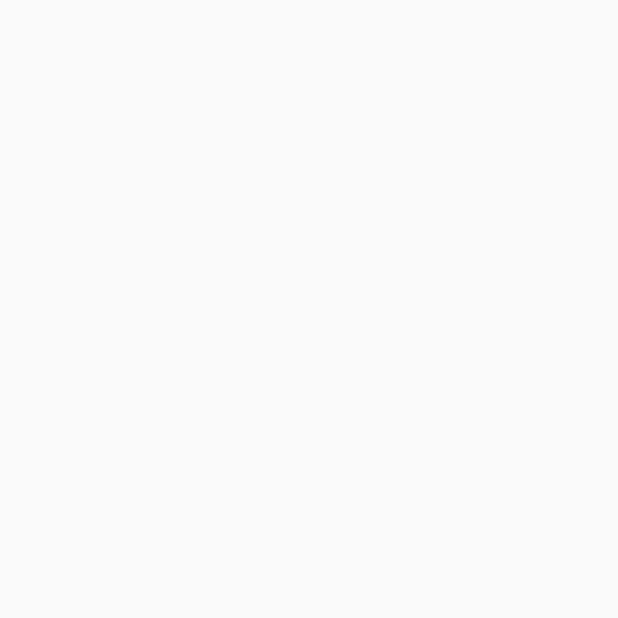
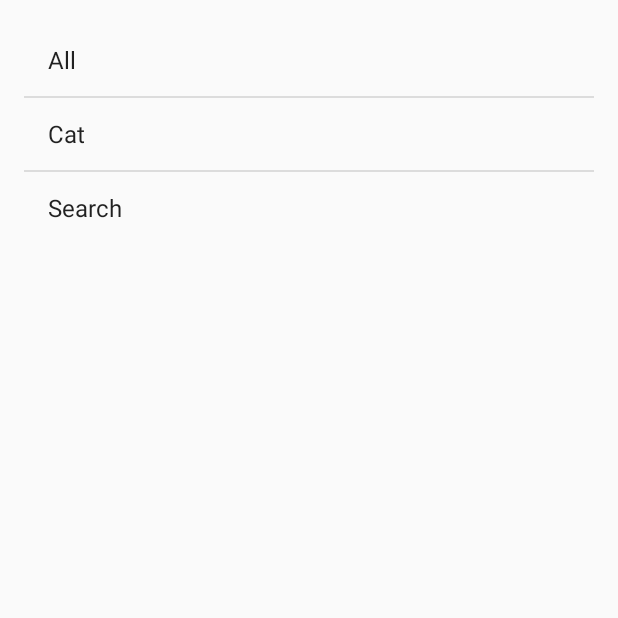
Before and after one commit to itsmystyle/Nthu-Lib-inspection-system, an Android app: the RecordCat screen opened directly, with no data from a screen before it, on a phone screen of 412 x 824 dp, the top half of it. Before the commit the part shown is empty. Run offline under Robolectric (Android 15) with nearby library versions, the phone set to English and light mode, and no system bars.

Commit message:
first intent complete

```diff
--- a/app/src/main/java/com/nthu/softwarestudio/app/nthulibraryinspectionsystem/Data/WebServerContract.java
+++ b/app/src/main/java/com/nthu/softwarestudio/app/nthulibraryinspectionsystem/Data/WebServerContract.java
@@ -4,7 +4,7 @@ package com.nthu.softwarestudio.app.nthulibraryinspectionsystem.Data;
  * Created by Ywuan on 19/07/2016.
  */
 public class WebServerContract {
-    public static final String BASE_URL = "http://192.186.1.109:8888/NTHU_lib_app";
+    public static final String BASE_URL = "http://192.168.1.109:8888/NTHU_lib_app";
 
     // user authorization
     public static final String USER_AUTHORIZATION_URL = "/User_Authorization/user_authorization.php";
--- a/app/src/main/java/com/nthu/softwarestudio/app/nthulibraryinspectionsystem/RecordCat.java
+++ b/app/src/main/java/com/nthu/softwarestudio/app/nthulibraryinspectionsystem/RecordCat.java
@@ -1,7 +1,15 @@
 package com.nthu.softwarestudio.app.nthulibraryinspectionsystem;
 
+import android.content.Context;
+import android.content.DialogInterface;
 import android.support.v7.app.AppCompatActivity;
 import android.os.Bundle;
+import android.view.View;
+import android.widget.AdapterView;
+import android.widget.ArrayAdapter;
+import android.widget.ListAdapter;
+import android.widget.ListView;
+import android.widget.Toast;
 
 public class RecordCat extends AppCompatActivity {
 
@@ -9,5 +17,17 @@ public class RecordCat extends AppCompatActivity {
     protected void onCreate(Bundle savedInstanceState) {
         super.onCreate(savedInstanceState);
         setContentView(R.layout.activity_record_cat);
+
+        ListView mlist = (ListView) findViewById(R.id.RecordCat_listView);
+        String[] values = new String[]{"All","Cat","Search"};
+        ListAdapter ma = new ArrayAdapter<>(this,android.R.layout.simple_list_item_1 , values);
+        mlist.setAdapter(ma);
+        mlist.setOnItemClickListener(new AdapterView.OnItemClickListener(){
+            @Override
+            public void onItemClick(AdapterView<?> parent, View view, int position, long id) {
+                Long tmp=id;
+                Toast.makeText(RecordCat.this,tmp.toString(),Toast.LENGTH_LONG).show();
+            }
+        });
     }
 }
--- a/app/src/main/res/layout/activity_record_cat.xml
+++ b/app/src/main/res/layout/activity_record_cat.xml
@@ -12,7 +12,7 @@
     <ListView
         android:layout_width="match_parent"
         android:layout_height="wrap_content"
-        android:id="@+id/listView"
+        android:id="@+id/RecordCat_listView"
         android:layout_alignParentTop="true"
         android:layout_centerHorizontal="true"
         android:textAlignment="center" />
```
